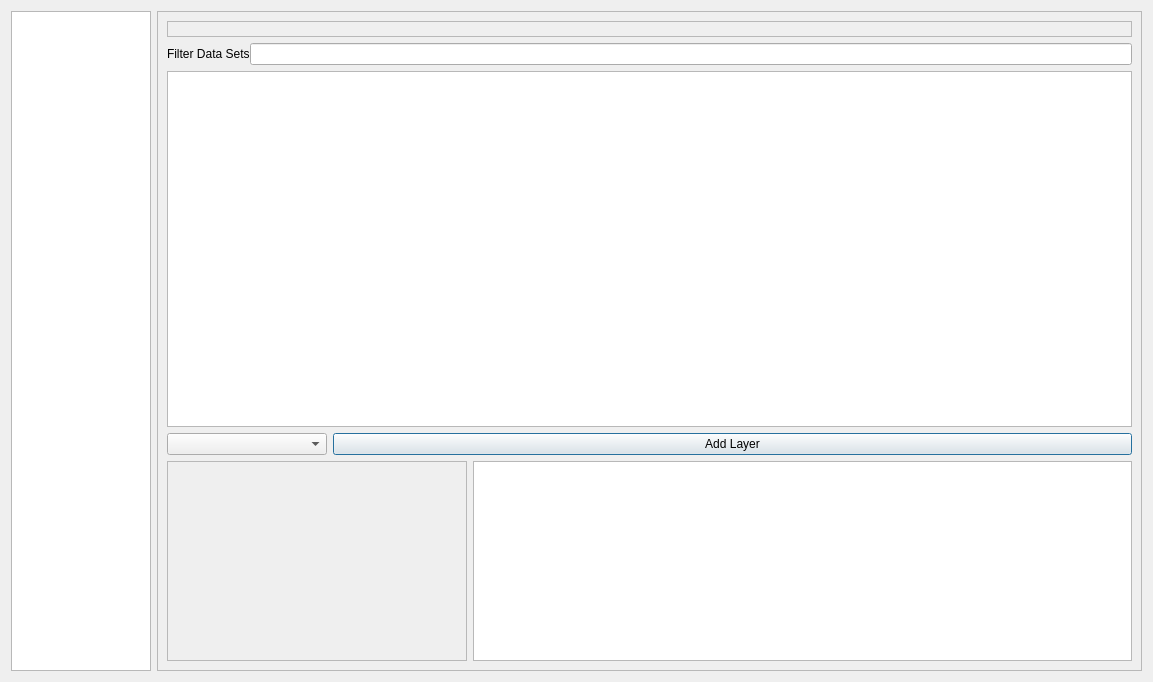
Above: linz-data-importer/gui/service_dialog_base.ui from linz/linz-data-importer before the change. Below: the same form after it.
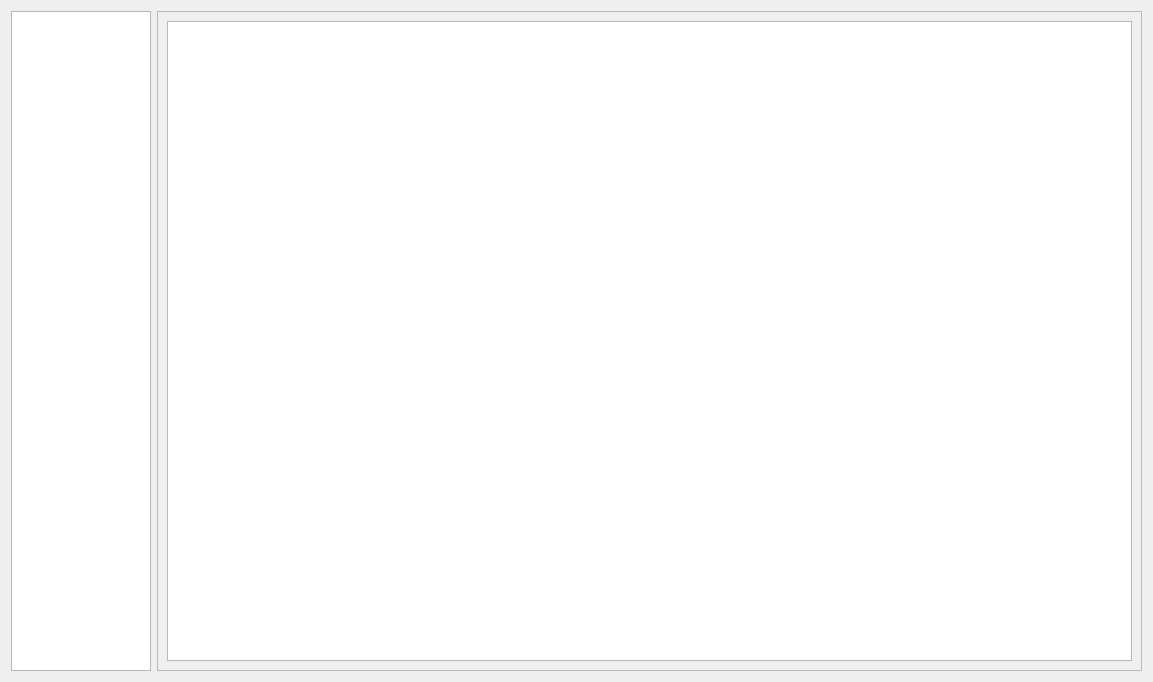
That is the form after the change. The open tabs and pages were chosen to show the change. Icons and pictures are not drawn. Custom widgets are drawn as their Qt base class.

Commit message: feat: add about page

Diff of the .ui file:
```diff
--- a/linz-data-importer/gui/service_dialog_base.ui
+++ b/linz-data-importer/gui/service_dialog_base.ui
@@ -812,6 +812,13 @@
           </item>
          </layout>
         </widget>
+        <widget class="QWidget" name="swAbout">
+         <layout class="QVBoxLayout" name="verticalLayout_4">
+          <item>
+           <widget class="QTextBrowser" name="hAboutHtml"/>
+          </item>
+         </layout>
+        </widget>
         <widget class="QWidget" name="page">
          <layout class="QVBoxLayout" name="verticalLayout_3"/>
         </widget>
```
Left out of the diff: 3 changed lines with no effect on the pictures. The commit also changes 1 other file.
